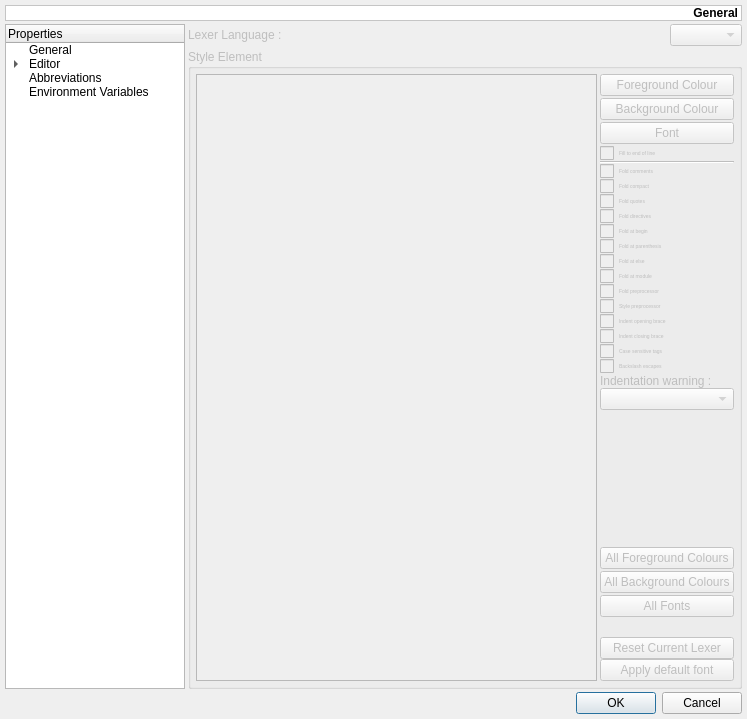
Before: the Qt Designer form mks/ui/UISettings.ui in andreikop/enki, drawn with Qt 5.
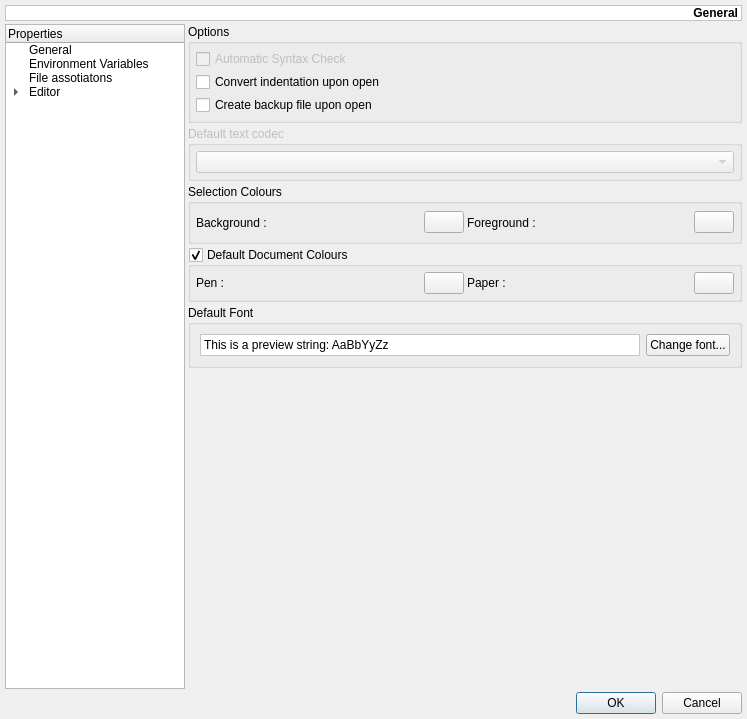
After: the same form once the commit is applied. The open tabs and pages were chosen to show the change. Custom widgets are drawn as their Qt base class.

Commit message: Changed settings dialog layout

Patch:
```diff
--- a/mks/ui/UISettings.ui
+++ b/mks/ui/UISettings.ui
@@ -133,6 +133,16 @@
        <string>General</string>
       </property>
      </item>
+     <item>
+      <property name="text">
+       <string>Environment Variables</string>
+      </property>
+     </item>
+     <item>
+      <property name="text">
+       <string>File assotiatons</string>
+      </property>
+     </item>
      <item>
       <property name="text">
        <string>Editor</string>
@@ -172,31 +182,6 @@
         <string>Eol &amp; Wrap Mode</string>
        </property>
       </item>
-      <item>
-       <property name="text">
-        <string>Source APIs</string>
-       </property>
-      </item>
-      <item>
-       <property name="text">
-        <string>Lexers Associations</string>
-       </property>
-      </item>
-      <item>
-       <property name="text">
-        <string>Lexers Highlighting</string>
-       </property>
-      </item>
-     </item>
-     <item>
-      <property name="text">
-       <string>Abbreviations</string>
-      </property>
-     </item>
-     <item>
-      <property name="text">
-       <string>Environment Variables</string>
-      </property>
      </item>
     </widget>
    </item>
@@ -216,7 +201,7 @@
       <bool>true</bool>
      </property>
      <property name="currentIndex">
-      <number>0</number>
+      <number>3</number>
      </property>
      <widget class="QWidget" name="pGeneral">
       <layout class="QGridLayout">
@@ -316,6 +301,37 @@
        </item>
       </layout>
      </widget>
+     <widget class="QWidget" name="pEnvironmentVariables">
+      <property name="enabled">
+       <bool>false</bool>
+      </property>
+      <layout class="QVBoxLayout" name="verticalLayout">
+       <property name="spacing">
+        <number>3</number>
+       </property>
+       <property name="margin">
+        <number>0</number>
+       </property>
+       <item>
+        <widget class="pEnvironmentVariablesEditor" name="eveVariables" native="true"/>
+       </item>
+      </layout>
+     </widget>
+     <widget class="QWidget" name="pAssotiations">
+      <widget class="QPushButton" name="pushButton">
+       <property name="geometry">
+        <rect>
+         <x>200</x>
+         <y>160</y>
+         <width>99</width>
+         <height>27</height>
+        </rect>
+       </property>
+       <property name="text">
+        <string>TODO</string>
+       </property>
+      </widget>
+     </widget>
      <widget class="QWidget" name="pEditorGeneral">
       <layout class="QVBoxLayout">
        <property name="spacing">
@@ -1817,682 +1833,6 @@
        </item>
       </layout>
      </widget>
-     <widget class="QWidget" name="pSourceAPIs">
-      <layout class="QVBoxLayout">
-       <property name="spacing">
-        <number>3</number>
-       </property>
-       <property name="margin">
-        <number>0</number>
-       </property>
-       <item>
-        <widget class="QGroupBox" name="gbSourceAPIs">
-         <property name="enabled">
-          <bool>false</bool>
-         </property>
-         <property name="title">
-          <string>APIs</string>
-         </property>
-         <layout class="QGridLayout">
-          <property name="margin">
-           <number>5</number>
-          </property>
-          <property name="spacing">
-           <number>3</number>
-          </property>
-          <item row="1" column="0" colspan="4">
-           <widget class="QListWidget" name="lwSourceAPIs">
-            <property name="statusTip">
-             <string>List of API files</string>
-            </property>
-           </widget>
-          </item>
-          <item row="2" column="1">
-           <widget class="QPushButton" name="pbSourceAPIsAdd">
-            <property name="text">
-             <string>Add</string>
-            </property>
-           </widget>
-          </item>
-          <item row="2" column="2">
-           <widget class="QLineEdit" name="leSourceAPIs"/>
-          </item>
-          <item row="2" column="3">
-           <widget class="QPushButton" name="pbSourceAPIsBrowse">
-            <property name="text">
-             <string>...</string>
-            </property>
-           </widget>
-          </item>
-          <item row="2" column="0">
-           <widget class="QPushButton" name="pbSourceAPIsDelete">
-            <property name="text">
-             <string>Delete</string>
-            </property>
-           </widget>
-          </item>
-          <item row="0" column="0" colspan="2">
-           <widget class="QLabel" name="lSourceAPIsLanguage">
-            <property name="text">
-             <string>Language :</string>
-            </property>
-           </widget>
-          </item>
-          <item row="0" column="2" colspan="2">
-           <widget class="QComboBox" name="cbSourceAPIsLanguages">
-            <property name="toolTip">
-             <string>Select language to be configured.</string>
-            </property>
-           </widget>
-          </item>
-         </layout>
-        </widget>
-       </item>
-      </layout>
-     </widget>
-     <widget class="QWidget" name="pLexersAssociations">
-      <property name="enabled">
-       <bool>false</bool>
-      </property>
-      <layout class="QGridLayout">
-       <property name="margin">
-        <number>0</number>
-       </property>
-       <property name="spacing">
-        <number>3</number>
-       </property>
-       <item row="0" column="0" colspan="3">
-        <widget class="QTreeWidget" name="twLexersAssociations">
-         <property name="editTriggers">
-          <set>QAbstractItemView::NoEditTriggers</set>
-         </property>
-         <property name="alternatingRowColors">
-          <bool>true</bool>
-         </property>
-         <property name="rootIsDecorated">
-          <bool>false</bool>
-         </property>
-         <property name="itemsExpandable">
-          <bool>false</bool>
-         </property>
-         <property name="sortingEnabled">
-          <bool>true</bool>
-         </property>
-         <property name="allColumnsShowFocus">
-          <bool>true</bool>
-         </property>
-         <column>
-          <property name="text">
-           <string>Filename Pattern</string>
-          </property>
-         </column>
-         <column>
-          <property name="text">
-           <string>Lexer Language</string>
-          </property>
-         </column>
-        </widget>
-       </item>
-       <item row="2" column="0">
-        <widget class="QLabel" name="lLexersAssociationsLanguage">
-         <property name="text">
-          <string>Language :</string>
-         </property>
-        </widget>
-       </item>
-       <item row="1" column="0">
-        <widget class="QLabel" name="lLexersAssociationsFilenamePattern">
-         <property name="text">
-          <string>Filename Pattern :</string>
-         </property>
-        </widget>
-       </item>
-       <item row="1" column="2">
-        <widget class="QPushButton" name="pbLexersAssociationsAddChange">
-         <property name="text">
-          <string>Add/Change</string>
-         </property>
-        </widget>
-       </item>
-       <item row="2" column="1">
-        <widget class="QComboBox" name="cbLexersAssociationsLanguages"/>
-       </item>
-       <item row="2" column="2">
-        <widget class="QPushButton" name="pbLexersAssociationsDelete">
-         <property name="text">
-          <string>Delete</string>
-         </property>
-        </widget>
-       </item>
-       <item row="1" column="1">
-        <widget class="QLineEdit" name="leLexersAssociationsFilenamePattern"/>
-       </item>
-      </layout>
-     </widget>
-     <widget class="QWidget" name="pLexersHighlighting">
-      <property name="enabled">
-       <bool>false</bool>
-      </property>
-      <layout class="QGridLayout">
-       <property name="margin">
-        <number>0</number>
-       </property>
-       <property name="spacing">
-        <number>3</number>
-       </property>
-       <item row="1" column="0" colspan="2">
-        <widget class="QGroupBox" name="gbLexersHighlightingElements">
-         <property name="title">
-          <string>Style Element</string>
-         </property>
-         <layout class="QHBoxLayout">
-          <property name="spacing">
-           <number>3</number>
-          </property>
-          <property name="margin">
-           <number>5</number>
-          </property>
-          <item>
-           <widget class="QListWidget" name="lwLexersHighlightingElements"/>
-          </item>
-          <item>
-           <layout class="QVBoxLayout">
-            <property name="spacing">
-             <number>0</number>
-            </property>
-            <item>
-             <layout class="QVBoxLayout">
-              <property name="spacing">
-               <number>2</number>
-              </property>
-              <item>
-               <widget class="QPushButton" name="pbLexersHighlightingForeground">
-                <property name="text">
-                 <string>Foreground Colour</string>
-                </property>
-               </widget>
-              </item>
-              <item>
-               <widget class="QPushButton" name="pbLexersHighlightingBackground">
-                <property name="text">
-                 <string>Background Colour</string>
-                </property>
-               </widget>
-              </item>
-              <item>
-               <widget class="QPushButton" name="pbLexersHighlightingFont">
-                <property name="text">
-                 <string>Font</string>
-                </property>
-               </widget>
-              </item>
-              <item>
-               <widget class="QCheckBox" name="cbLexersHighlightingFillEol">
-                <property name="font">
-                 <font>
-                  <pointsize>4</pointsize>
-                 </font>
-                </property>
-                <property name="text">
-                 <string>Fill to end of line</string>
-                </property>
-               </widget>
-              </item>
-             </layout>
-            </item>
-            <item>
-             <widget class="Line" name="lLexer">
-              <property name="orientation">
-               <enum>Qt::Horizontal</enum>
-              </property>
-             </widget>
-            </item>
-            <item>
-             <widget class="QCheckBox" name="cbLexersHighlightingFoldComments">
-              <property name="font">
-               <font>
-                <pointsize>4</pointsize>
-               </font>
-              </property>
-              <property name="statusTip">
-               <string>setFoldComments</string>
-              </property>
-              <property name="text">
-               <string>Fold comments</string>
-              </property>
-             </widget>
-            </item>
-            <item>
-             <widget class="QCheckBox" name="cbLexersHighlightingFoldCompact">
-              <property name="font">
-               <font>
-                <pointsize>4</pointsize>
-               </font>
-              </property>
-              <property name="statusTip">
-               <string>setFoldCompact</string>
-              </property>
-              <property name="text">
-               <string>Fold compact</string>
-              </property>
-             </widget>
-            </item>
-            <item>
-             <widget class="QCheckBox" name="cbLexersHighlightingFoldQuotes">
-              <property name="font">
-               <font>
-                <pointsize>4</pointsize>
-               </font>
-              </property>
-              <property name="statusTip">
-               <string>setFoldQuotes</string>
-              </property>
-              <property name="text">
-               <string>Fold quotes</string>
-              </property>
-             </widget>
-            </item>
-            <item>
-             <widget class="QCheckBox" name="cbLexersHighlightingFoldDirectives">
-              <property name="font">
-               <font>
-                <pointsize>4</pointsize>
-               </font>
-              </property>
-              <property name="statusTip">
-               <string>setFoldDirectives</string>
-              </property>
-              <property name="text">
-               <string>Fold directives</string>
-              </property>
-             </widget>
-            </item>
-            <item>
-             <widget class="QCheckBox" name="cbLexersHighlightingFoldAtBegin">
-              <property name="font">
-               <font>
-                <pointsize>4</pointsize>
-               </font>
-              </property>
-              <property name="statusTip">
-               <string>setFoldAtBegin</string>
-              </property>
-              <property name="text">
-               <string>Fold at begin</string>
-              </property>
-             </widget>
-            </item>
-            <item>
-             <widget class="QCheckBox" name="cbLexersHighlightingFoldAtParenthesis">
-              <property name="font">
-               <font>
-                <pointsize>4</pointsize>
-               </font>
-              </property>
-              <property name="statusTip">
-               <string>setFoldAtParenthesis</string>
-              </property>
-              <property name="text">
-               <string>Fold at parenthesis</string>
-              </property>
-             </widget>
-            </item>
-            <item>
-             <widget class="QCheckBox" name="cbLexersHighlightingFoldAtElse">
-              <property name="font">
-               <font>
-                <pointsize>4</pointsize>
-               </font>
-              </property>
-              <property name="statusTip">
-               <string>setFoldAtElse</string>
-              </property>
-              <property name="text">
-               <string>Fold at else</string>
-              </property>
-             </widget>
-            </item>
-            <item>
-             <widget class="QCheckBox" name="cbLexersHighlightingFoldAtModule">
-              <property name="font">
-               <font>
-                <pointsize>4</pointsize>
-               </font>
-              </property>
-              <property name="statusTip">
-               <string>setFoldAtModule</string>
-              </property>
-              <property name="text">
-               <string>Fold at module</string>
-              </property>
-             </widget>
-            </item>
-            <item>
-             <widget class="QCheckBox" name="cbLexersHighlightingFoldPreprocessor">
-              <property name="font">
-               <font>
-                <pointsize>4</pointsize>
-               </font>
-              </property>
-              <property name="statusTip">
-               <string>setFoldPreprocessor</string>
-              </property>
-              <property name="text">
-               <string>Fold preprocessor</string>
-              </property>
-             </widget>
-            </item>
-            <item>
-             <widget class="QCheckBox" name="cbLexersHighlightingStylePreprocessor">
-              <property name="font">
-               <font>
-                <pointsize>4</pointsize>
-               </font>
-              </property>
-              <property name="statusTip">
-               <string>setStylePreprocessor</string>
-              </property>
-              <property name="text">
-               <string>Style preprocessor</string>
-              </property>
-             </widget>
-            </item>
-            <item>
-             <widget class="QCheckBox" name="cbLexersHighlightingIndentOpeningBrace">
-              <property name="font">
-               <font>
-                <pointsize>4</pointsize>
-               </font>
-              </property>
-              <property name="text">
-               <string>Indent opening brace</string>
-              </property>
-             </widget>
-            </item>
-            <item>
-             <widget class="QCheckBox" name="cbLexersHighlightingIndentClosingBrace">
-              <property name="font">
-               <font>
-                <pointsize>4</pointsize>
-               </font>
-              </property>
-              <property name="text">
-               <string>Indent closing brace</string>
-              </property>
-             </widget>
-            </item>
-            <item>
-             <widget class="QCheckBox" name="cbLexersHighlightingCaseSensitiveTags">
-              <property name="font">
-               <font>
-                <pointsize>4</pointsize>
-               </font>
-              </property>
-              <property name="statusTip">
-               <string>setCaseSensitiveTags</string>
-              </property>
-              <property name="text">
-               <string>Case sensitive tags</string>
-              </property>
-             </widget>
-            </item>
-            <item>
-             <widget class="QCheckBox" name="cbLexersHighlightingBackslashEscapes">
-              <property name="font">
-               <font>
-                <pointsize>4</pointsize>
-               </font>
-              </property>
-              <property name="statusTip">
-               <string>setBackslashEscapes</string>
-              </property>
-              <property name="text">
-               <string>Backslash escapes</string>
-              </property>
-             </widget>
-            </item>
-            <item>
-             <widget class="QLabel" name="lLexersHighlightingIndentationWarning">
-              <property name="text">
-               <string>Indentation warning :</string>
-              </property>
-             </widget>
-            </item>
-            <item>
-             <widget class="QComboBox" name="cbLexersHighlightingIndentationWarning">
-              <property name="statusTip">
-               <string>setIndentationWarning</string>
-              </property>
-             </widget>
-            </item>
-            <item>
-             <spacer>
-              <property name="orientation">
-               <enum>Qt::Vertical</enum>
-              </property>
-              <property name="sizeHint" stdset="0">
-               <size>
-                <width>20</width>
-                <height>16</height>
-               </size>
-              </property>
-             </spacer>
-            </item>
-            <item>
-             <layout class="QVBoxLayout">
-              <property name="spacing">
-               <number>2</number>
-              </property>
-              <item>
-               <widget class="QPushButton" name="pbLexersHighlightingAllForeground">
-                <property name="text">
-                 <string>All Foreground Colours</string>
-                </property>
-               </widget>
-              </item>
-              <item>
-               <widget class="QPushButton" name="pbLexersHighlightingAllBackground">
-                <property name="text">
-                 <string>All Background Colours</string>
-                </property>
-               </widget>
-              </item>
-              <item>
-               <widget class="QPushButton" name="pbLexersHighlightingAllFont">
-                <property name="text">
-                 <string>All Fonts</string>
-                </property>
-               </widget>
-              </item>
-             </layout>
-            </item>
-            <item>
-             <spacer>
-              <property name="orientation">
-               <enum>Qt::Vertical</enum>
-              </property>
-              <property name="sizeType">
-               <enum>QSizePolicy::Fixed</enum>
-              </property>
-              <property name="sizeHint" stdset="0">
-               <size>
-                <width>20</width>
-                <height>20</height>
-               </size>
-              </property>
-             </spacer>
-            </item>
-            <item>
-             <widget class="QPushButton" name="pbLexersHighlightingReset">
-              <property name="toolTip">
-               <string>Restore all default properties for all lexers' styles</string>
-              </property>
-              <property name="text">
-               <string>Reset Current Lexer</string>
-              </property>
-             </widget>
-            </item>
-            <item>
-             <widget class="QPushButton" name="pbLexersApplyDefaultFont">
-              <property name="toolTip">
-               <string>Apply default font family and pixel size to all lexers' styles</string>
-              </property>
-              <property name="text">
-               <string>Apply default font</string>
-              </property>
-             </widget>
-            </item>
-           </layout>
-          </item>
-         </layout>
-        </widget>
-       </item>
-       <item row="0" column="1">
-        <widget class="QComboBox" name="cbLexersHighlightingLanguages">
-         <property name="sizePolicy">
-          <sizepolicy hsizetype="Fixed" vsizetype="Fixed">
-           <horstretch>0</horstretch>
-           <verstretch>0</verstretch>
-          </sizepolicy>
-         </property>
-        </widget>
-       </item>
-       <item row="0" column="0">
-        <widget class="QLabel" name="lLexersHighlightingLanguage">
-         <property name="text">
-          <string>Lexer Language :</string>
-         </property>
-        </widget>
-       </item>
-      </layout>
-     </widget>
-     <widget class="QWidget" name="pAbbreviations">
-      <property name="enabled">
-       <bool>false</bool>
-      </property>
-      <layout class="QVBoxLayout">
-       <property name="spacing">
-        <number>3</number>
-       </property>
-       <property name="margin">
-        <number>0</number>
-       </property>
-       <item>
-        <widget class="QLabel" name="lAbbreviationsTemplates">
-         <property name="text">
-          <string>Templates :</string>
-         </property>
-        </widget>
-       </item>
-       <item>
-        <layout class="QGridLayout">
-         <property name="spacing">
-          <number>3</number>
-         </property>
-         <item row="1" column="1">
-          <widget class="QPushButton" name="pbAbbreviationsRemove">
-           <property name="text">
-            <string>Remove</string>
-           </property>
-          </widget>
-         </item>
-         <item row="0" column="0" rowspan="3">
-          <widget class="QTreeWidget" name="twAbbreviations">
-           <property name="editTriggers">
-            <set>QAbstractItemView::NoEditTriggers</set>
-           </property>
-           <property name="alternatingRowColors">
-            <bool>true</bool>
-           </property>
-           <property name="rootIsDecorated">
-            <bool>false</bool>
-           </property>
-           <property name="itemsExpandable">
-            <bool>false</bool>
-           </property>
-           <property name="sortingEnabled">
-            <bool>true</bool>
-           </property>
-           <property name="allColumnsShowFocus">
-            <bool>true</bool>
-           </property>
-           <column>
-            <property name="text">
-             <string>Template</string>
-            </property>
-           </column>
-           <column>
-            <property name="text">
-             <string>Description</string>
-            </property>
-           </column>
-           <column>
-            <property name="text">
-             <string>Language</string>
-            </property>
-           </column>
-          </widget>
-         </item>
-         <item row="0" column="1">
-          <widget class="QPushButton" name="pbAbbreviationsAdd">
-           <property name="text">
-            <string>Add...</string>
-           </property>
-          </widget>
-         </item>
-         <item row="2" column="1">
-          <spacer>
-           <property name="orientation">
-            <enum>Qt::Vertical</enum>
-           </property>
-           <property name="sizeHint" stdset="0">
-            <size>
-             <width>20</width>
-             <height>16</height>
-            </size>
-           </property>
-          </spacer>
-         </item>
-        </layout>
-       </item>
-       <item>
-        <widget class="QLabel" name="lAbbreviationsCode">
-         <property name="text">
-          <string>Code :</string>
-         </property>
-        </widget>
-       </item>
-       <item>
-        <widget class="QTextEdit" name="teAbbreviationsCode">
-         <property name="lineWrapMode">
-          <enum>QTextEdit::NoWrap</enum>
-         </property>
-         <property name="tabStopWidth">
-          <number>40</number>
-         </property>
-         <property name="acceptRichText">
-          <bool>false</bool>
-         </property>
-        </widget>
-       </item>
-      </layout>
-     </widget>
-     <widget class="QWidget" name="pEnvironmentVariables">
-      <property name="enabled">
-       <bool>false</bool>
-      </property>
-      <layout class="QVBoxLayout" name="verticalLayout">
-       <property name="spacing">
-        <number>3</number>
-       </property>
-       <property name="margin">
-        <number>0</number>
-       </property>
-       <item>
-        <widget class="pEnvironmentVariablesEditor" name="eveVariables" native="true"/>
-       </item>
-      </layout>
-     </widget>
     </widget>
    </item>
   </layout>
```
The commit also changes 6 other files.
